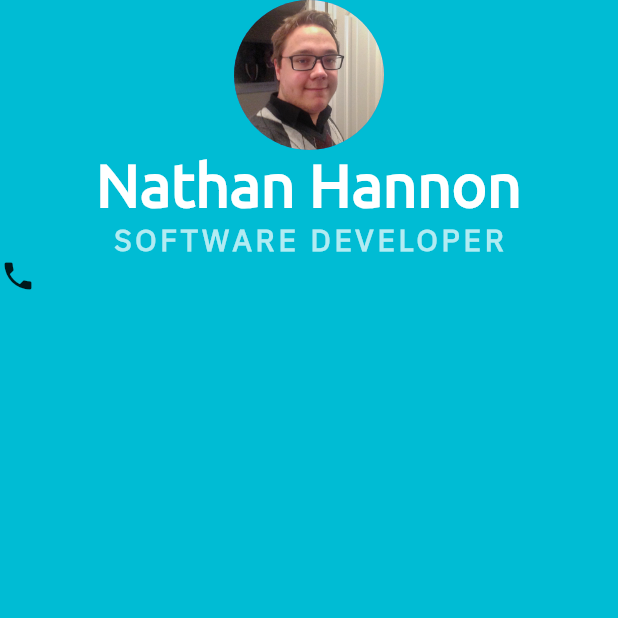
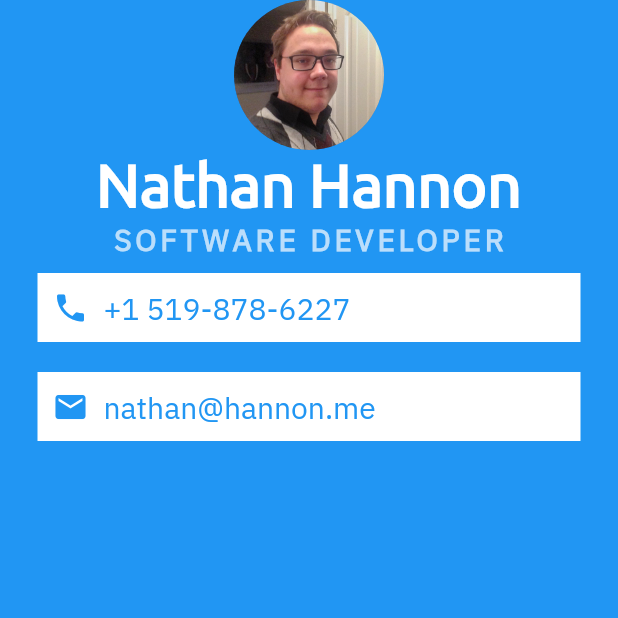
Before and after one commit to NathanHannon/mi_card_flutter, a Flutter app: the screen it shows after launch, on a phone screen of 412 x 824 dp, the top half of it. Run offline on Flutter 3.47's test engine with Material 2 defaults, Android fonts, the light colour scheme and no system bars.

Commit message:
added phone number and email boxes

```diff
--- a/lib/main.dart
+++ b/lib/main.dart
@@ -11,7 +11,7 @@ class MyApp extends StatelessWidget {
   Widget build(BuildContext context) {
     return MaterialApp(
       home: Scaffold(
-        backgroundColor: Colors.cyan,
+        backgroundColor: Colors.blue,
         body: SafeArea(
           child: Column(
             children: <Widget>[
@@ -32,16 +32,63 @@ class MyApp extends StatelessWidget {
                 'SOFTWARE DEVELOPER',
                 style: TextStyle(
                   fontSize: 20,
-                  color: Colors.cyan.shade100,
+                  color: Colors.blue.shade100,
                   letterSpacing: 2.5,
                   fontWeight: FontWeight.bold,
                   fontFamily: 'IBM Plex Sans',
                 ),
               ),
               Container(
+                color: Colors.white,
+                margin: EdgeInsets.symmetric(
+                  vertical: 10,
+                  horizontal: 25,
+                ),
+                padding: EdgeInsets.all(10),
                 child: Row(
                   children: <Widget>[
-                    Icon(Icons.phone),
+                    Icon(
+                      Icons.phone,
+                      color: Colors.blue,
+                    ),
+                    SizedBox(
+                      width: 10,
+                    ),
+                    Text(
+                      '+1 519-878-6227',
+                      style: TextStyle(
+                        color: Colors.blue,
+                        fontFamily: 'IBM Plex Sans',
+                        fontSize: 20,
+                      ),
+                    ),
+                  ],
+                ),
+              ),
+              Container(
+                color: Colors.white,
+                margin: EdgeInsets.symmetric(
+                  vertical: 10,
+                  horizontal: 25,
+                ),
+                padding: EdgeInsets.all(10),
+                child: Row(
+                  children: <Widget>[
+                    Icon(
+                      Icons.email,
+                      color: Colors.blue,
+                    ),
+                    SizedBox(
+                      width: 10,
+                    ),
+                    Text(
+                      'nathan@hannon.me',
+                      style: TextStyle(
+                        color: Colors.blue,
+                        fontFamily: 'IBM Plex Sans',
+                        fontSize: 20,
+                      ),
+                    ),
                   ],
                 ),
               ),
```
